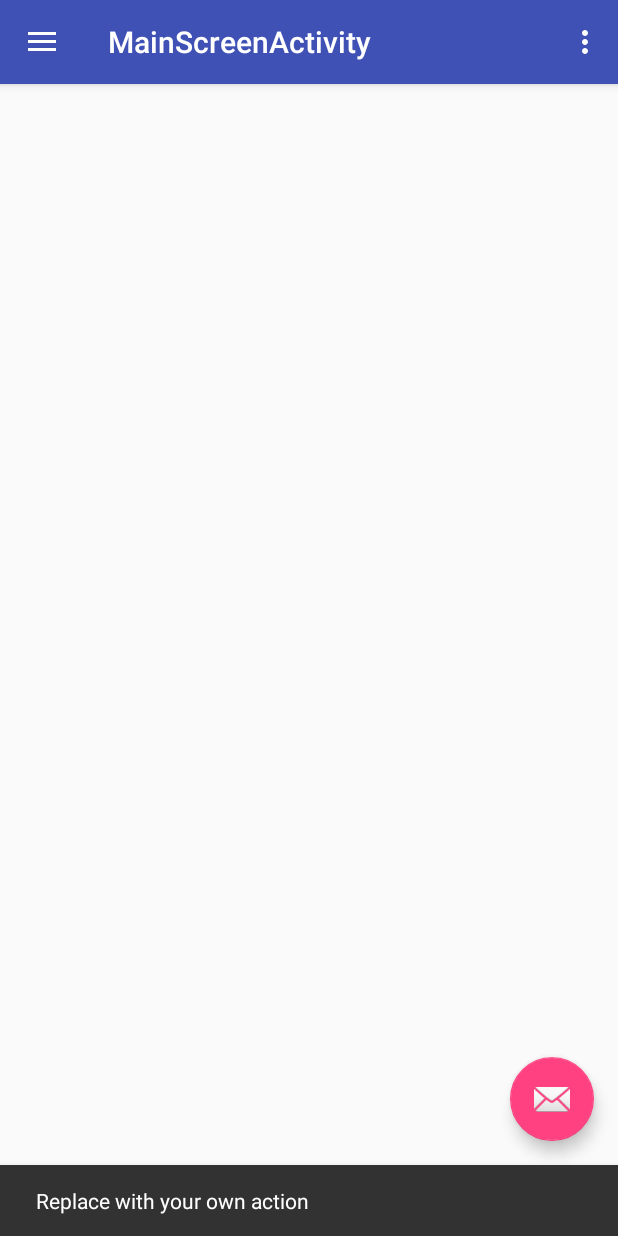
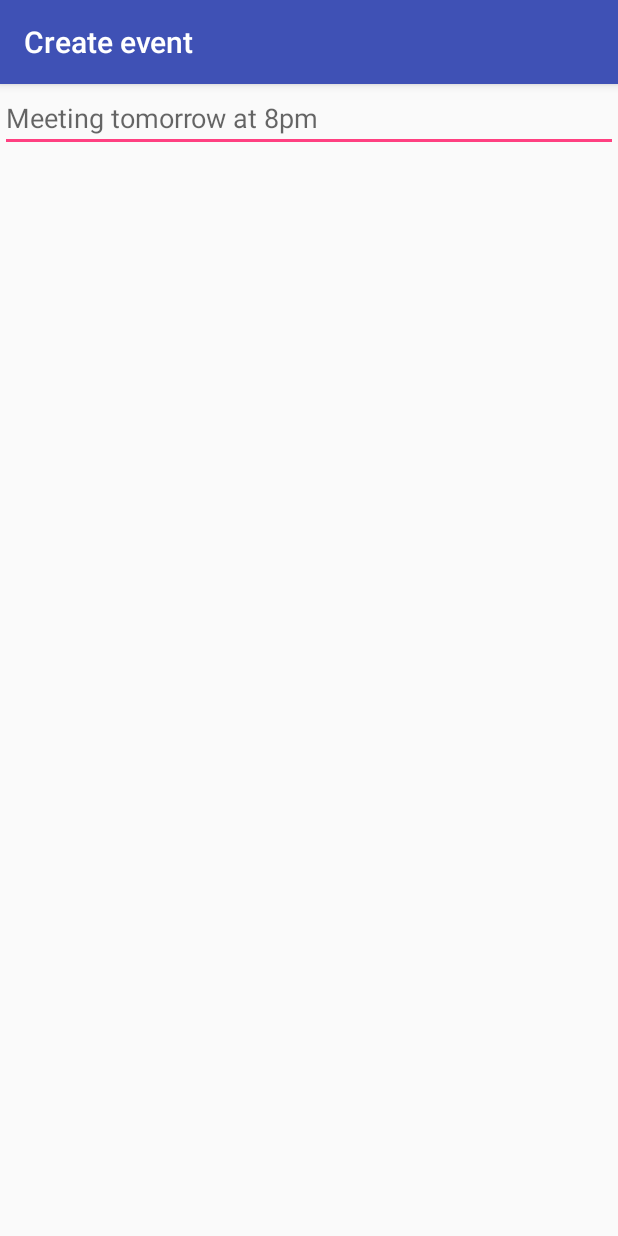
Before and after one commit to ev-l/YukiCalendar, an Android app: the MainScreenActivity screen opened directly, with no data from a screen before it, after a tap on an icon or button, on a phone screen of 412 x 824 dp. Run offline under Robolectric (Android 15) with nearby library versions, the phone set to English and light mode, and no system bars.

Commit message:
Add event creating activity

```diff
--- a/app/build.gradle
+++ b/app/build.gradle
@@ -28,5 +28,6 @@ dependencies {
     compile 'com.android.support:recyclerview-v7:25.1.1'
     compile 'com.android.support:cardview-v7:25.1.1'
     compile 'com.android.support:design:25.1.1'
+    compile 'com.android.support.constraint:constraint-layout:1.0.0-alpha9'
     testCompile 'junit:junit:4.12'
 }
--- a/app/src/main/AndroidManifest.xml
+++ b/app/src/main/AndroidManifest.xml
@@ -24,7 +24,10 @@
         <activity
             android:name=".MainScreenActivity"
             android:label="@string/title_activity_main_screen"
-            android:theme="@style/AppTheme.NoActionBar"></activity>
+            android:theme="@style/AppTheme.NoActionBar" />
+        <activity
+            android:label="@string/create_event_title"
+            android:name=".EventCreationActivity" />
     </application>
 
 </manifest>
--- /dev/null
+++ b/app/src/main/java/com/example/yukicalendar/EventCreationActivity.java
@@ -0,0 +1,13 @@
+package com.example.yukicalendar;
+
+import android.support.v7.app.AppCompatActivity;
+import android.os.Bundle;
+
+public class EventCreationActivity extends AppCompatActivity {
+
+    @Override
+    protected void onCreate(Bundle savedInstanceState) {
+        super.onCreate(savedInstanceState);
+        setContentView(R.layout.activity_event_creation);
+    }
+}
--- a/app/src/main/java/com/example/yukicalendar/MainScreenActivity.java
+++ b/app/src/main/java/com/example/yukicalendar/MainScreenActivity.java
@@ -1,5 +1,6 @@
 package com.example.yukicalendar;
 
+import android.content.Intent;
 import android.os.Bundle;
 import android.support.design.widget.FloatingActionButton;
 import android.support.design.widget.NavigationView;
@@ -57,8 +58,8 @@ public class MainScreenActivity extends AppCompatActivity
         fab.setOnClickListener(new View.OnClickListener() {
             @Override
             public void onClick(View view) {
-                Snackbar.make(view, "Replace with your own action", Snackbar.LENGTH_LONG)
-                        .setAction("Action", null).show();
+                Intent intent = new Intent(MainScreenActivity.this, EventCreationActivity.class);
+                startActivity(intent);
             }
         });
 
--- /dev/null
+++ b/app/src/main/res/layout/activity_event_creation.xml
@@ -0,0 +1,14 @@
+<?xml version="1.0" encoding="utf-8"?>
+<android.support.constraint.ConstraintLayout xmlns:android="http://schemas.android.com/apk/res/android"
+    xmlns:app="http://schemas.android.com/apk/res-auto"
+    xmlns:tools="http://schemas.android.com/tools"
+    android:layout_width="match_parent"
+    android:layout_height="match_parent"
+    tools:context="com.example.yukicalendar.EventCreationActivity">
+
+    <EditText
+        android:hint="@string/event_place_holder"
+        android:layout_width="match_parent"
+        android:layout_height="wrap_content" />
+
+</android.support.constraint.ConstraintLayout>
--- a/app/src/main/res/layout/app_bar_main_screen.xml
+++ b/app/src/main/res/layout/app_bar_main_screen.xml
@@ -29,6 +29,6 @@
         android:layout_height="wrap_content"
         android:layout_gravity="bottom|end"
         android:layout_margin="@dimen/fab_margin"
-        app:srcCompat="@android:drawable/ic_dialog_email" />
+        app:srcCompat="@android:drawable/ic_dialog_alert" />
 
 </android.support.design.widget.CoordinatorLayout>
--- a/app/src/main/res/values/strings.xml
+++ b/app/src/main/res/values/strings.xml
@@ -14,4 +14,7 @@
     <string name="action_settings">Settings</string>
     <string name="no_events_found">No events found</string>
     <string name="no_title">(No title)</string>
+
+    <string name="create_event_title">Create event</string>
+    <string name="event_place_holder">Meeting tomorrow at 8pm</string>
 </resources>
```
Also changed, not shown: app/src/main/java/com/example/yukicalendar/MainActivity.java (+0 -58 lines).
